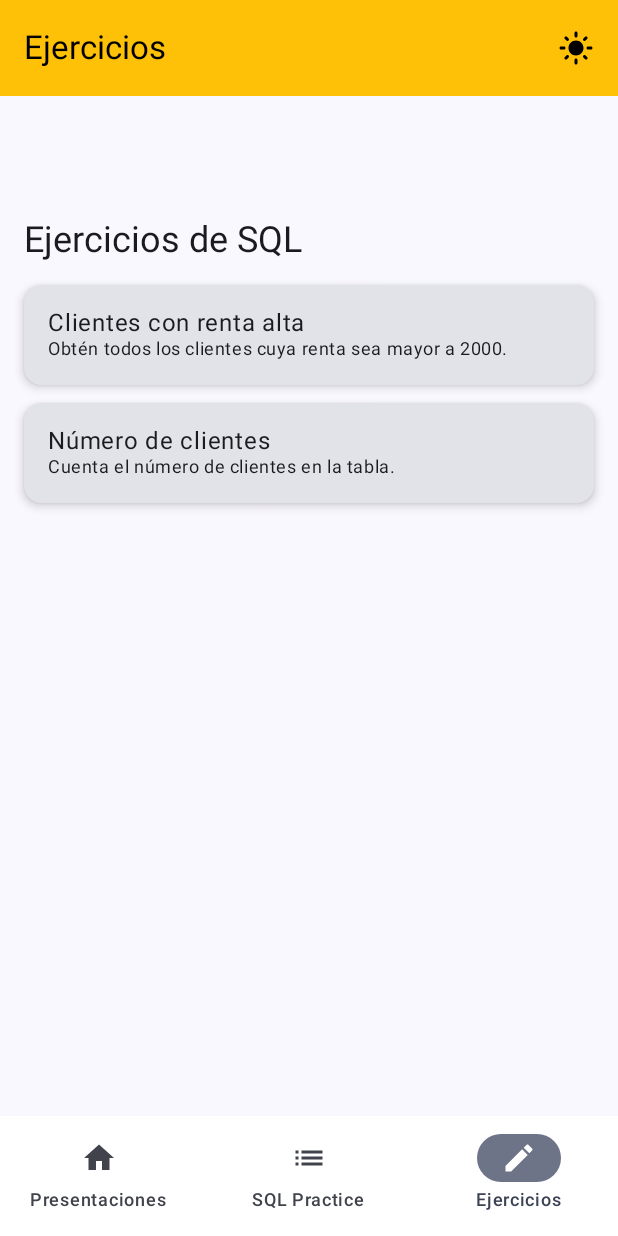
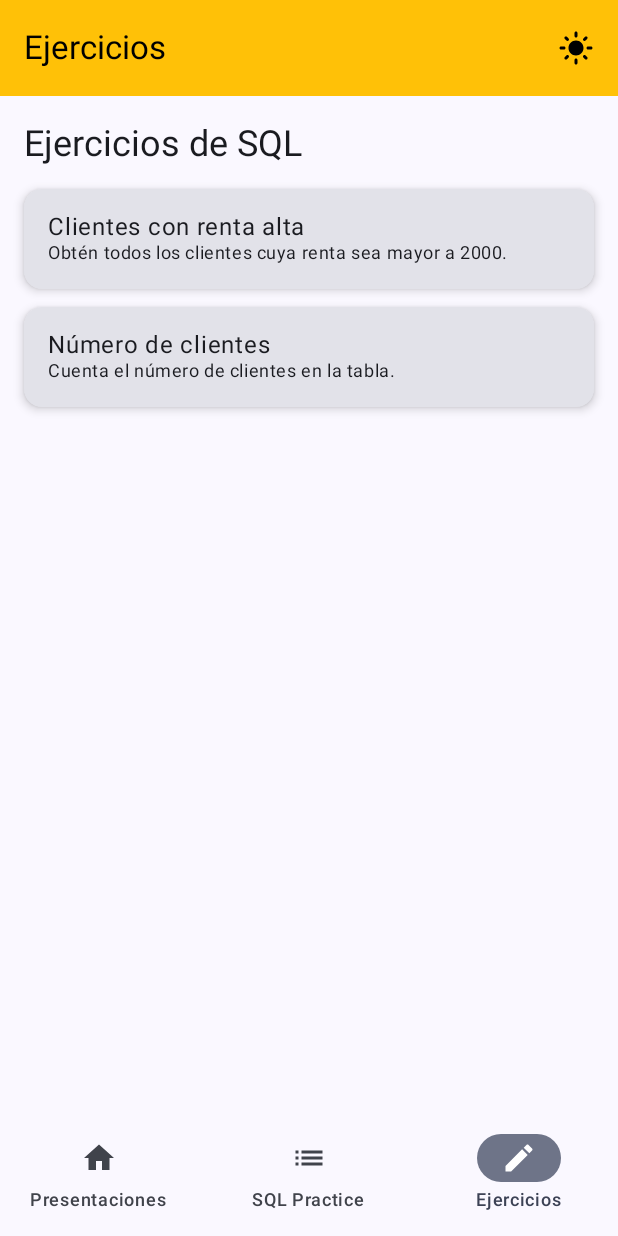
Before and after one commit to matias089/SQLPractice, an Android app built with Jetpack Compose: the composable MainScreen shown on its own in the app's theme, item 3 of the bottom bar chosen, on a phone screen of 412 x 824 dp. Run offline under Robolectric (Android 15) with nearby library versions, the phone set to English and light mode, and no system bars; network calls fail.

Commit message:
fix margen de vistas

```diff
--- a/app/src/main/java/com/example/sqlpractice/MainScreen.kt
+++ b/app/src/main/java/com/example/sqlpractice/MainScreen.kt
@@ -44,7 +44,10 @@ fun MainScreen(
             )
         },
         bottomBar = {
-            NavigationBar(containerColor = Color.White) {
+            NavigationBar(
+                containerColor = MaterialTheme.colorScheme.surface, // dinámico según el tema
+                contentColor = MaterialTheme.colorScheme.onSurface  // íconos y texto
+            ) {
                 NavigationBarItem(
                     selected = currentScreen == Screen.PPT,
                     onClick = { currentScreen = Screen.PPT },
@@ -68,17 +71,16 @@ fun MainScreen(
     ) { innerPadding ->
     Box(modifier = Modifier.padding(innerPadding)) {
         when (currentScreen) {
-                Screen.PPT -> PptViewerScreen(modifier = Modifier.padding(innerPadding))
-                Screen.SQL -> SqlPracticeScreen(modifier = Modifier.padding(innerPadding))
+            Screen.PPT -> PptViewerScreen()
+            Screen.SQL -> SqlPracticeScreen()
             Screen.EXERCISES -> {
                 var selectedExercise by remember { mutableStateOf<SqlExercise?>(null) }
                 if (selectedExercise == null) {
                     SqlExerciseListScreen(
-                            onExerciseSelected = { selectedExercise = it },
-                            modifier = Modifier.padding(innerPadding)
+                        onExerciseSelected = { selectedExercise = it }
                     )
                 } else {
-                        Column(modifier = Modifier.padding(innerPadding)) {
+                    Column {
                         Button(onClick = { selectedExercise = null }) {
                             Text("Volver a la lista")
                         }
```
Lines whose indentation alone changed are shown as unchanged.
